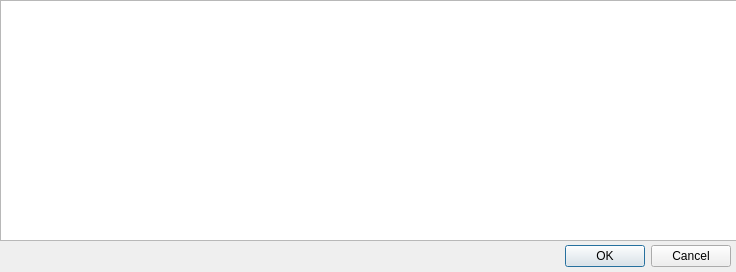
Old version of the form DatasetSelectDialog.ui in the repository RealAvocado/Qt_DataVisualization.
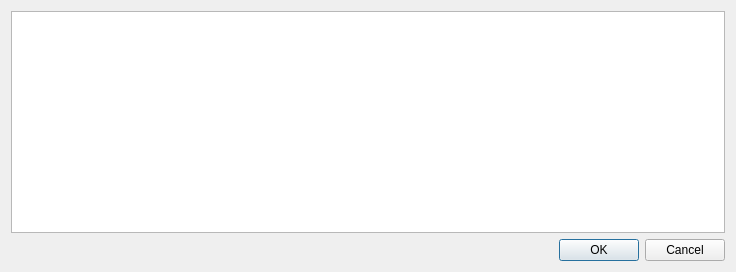
New version of the form.

The edit to the form file:
```diff
--- a/DatasetSelectDialog.ui
+++ b/DatasetSelectDialog.ui
@@ -13,15 +13,12 @@
   <property name="windowTitle">
    <string>Datasets Selection</string>
   </property>
+  <layout class="QGridLayout" name="gridLayout">
+   <item row="0" column="0">
+    <widget class="QListWidget" name="listWidget"/>
+   </item>
+   <item row="1" column="0">
   <widget class="QDialogButtonBox" name="buttonBox">
-   <property name="geometry">
-    <rect>
-     <x>390</x>
-     <y>240</y>
-     <width>341</width>
-     <height>32</height>
-    </rect>
-   </property>
    <property name="orientation">
     <enum>Qt::Horizontal</enum>
    </property>
@@ -29,16 +26,8 @@
     <set>QDialogButtonBox::Cancel|QDialogButtonBox::Ok</set>
    </property>
   </widget>
-  <widget class="QListWidget" name="listWidget">
-   <property name="geometry">
-    <rect>
-     <x>0</x>
-     <y>0</y>
-     <width>741</width>
-     <height>241</height>
-    </rect>
-   </property>
-  </widget>
+   </item>
+  </layout>
  </widget>
  <resources/>
  <connections>
```
Lines whose indentation alone changed are shown as unchanged.
